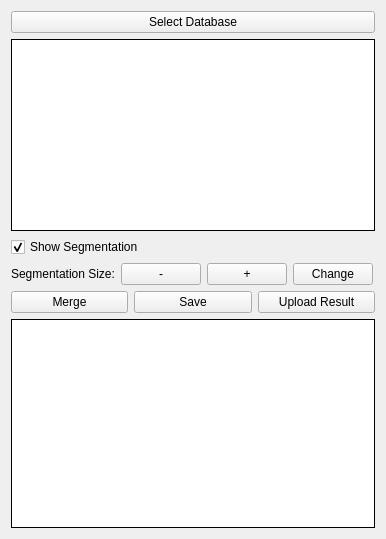
Above: neurolabi/gui/flyem/flyemproofcontrolform.ui from janelia-flyem/NeuTu before the change. Below: the same form after it.
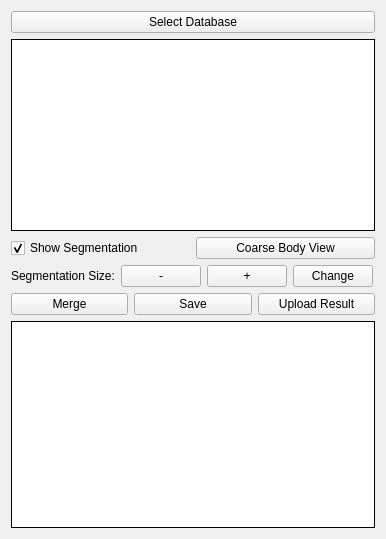
That is the form after the change.

Commit message: add coarse body view

The edit to the form file:
```diff
--- a/neurolabi/gui/flyem/flyemproofcontrolform.ui
+++ b/neurolabi/gui/flyem/flyemproofcontrolform.ui
@@ -44,6 +44,8 @@
     </widget>
    </item>
    <item>
+    <layout class="QHBoxLayout" name="horizontalLayout">
+     <item>
     <widget class="QCheckBox" name="segmentCheckBox">
      <property name="text">
       <string>Show Segmentation</string>
@@ -52,6 +54,15 @@
       <bool>true</bool>
      </property>
     </widget>
+     </item>
+     <item>
+      <widget class="QPushButton" name="coarseBodyPushButton">
+       <property name="text">
+        <string>Coarse Body View</string>
+       </property>
+      </widget>
+     </item>
+    </layout>
    </item>
    <item>
     <layout class="QHBoxLayout" name="horizontalLayout_6">
```
Left out of the diff: 2 changed lines with no effect on the pictures. Lines whose indentation alone changed are shown as unchanged. The commit also changes 19 other files.
